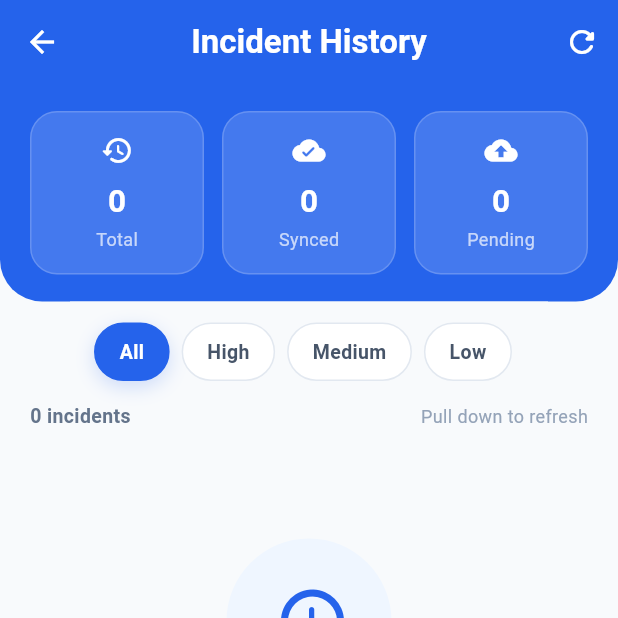
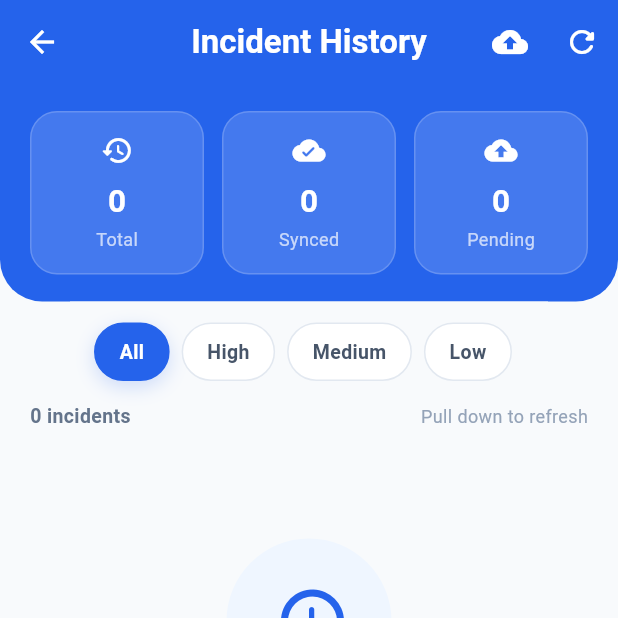
Before and after one commit to UIT4/Helper-First-Aid, a Flutter app: the screen it shows after launch, in the side drawer, after a tap on "Incident History", on a phone screen of 412 x 824 dp, the top half of it. Run offline on Flutter 3.47's test engine with Material 3 defaults, Android fonts, the phone set to English and light mode, and no system bars; our stand-ins replace geolocator, image_picker, shared_preferences, sqflite, sqflite_common_ffi; accounts and stored records are empty; network calls fail.

Commit message:
Add manual sync button and offline-safe sync handling

```diff
--- a/lib/features/history/incident_history_screen.dart
+++ b/lib/features/history/incident_history_screen.dart
@@ -1,5 +1,6 @@
 import 'package:flutter/material.dart';
 import '../../core/database/app_database.dart';
+import '../../core/network/sync_service.dart';
 
 class IncidentHistoryScreen extends StatefulWidget {
   const IncidentHistoryScreen({super.key});
@@ -163,9 +164,22 @@ class _IncidentHistoryScreenState extends State<IncidentHistoryScreen> {
         elevation: 0,
         iconTheme: const IconThemeData(color: Colors.white),
         actions: [
+
+          IconButton(
+            tooltip: 'Sync',
+            icon: const Icon(
+              Icons.cloud_upload_rounded,
+              color: Colors.white,
+            ),
+            onPressed: () async {
+              await SyncService.syncIncidents();
+              await _loadIncidents();
+            },
+          ),
+
           IconButton(
             tooltip: 'Refresh',
-            icon: const Icon(Icons.refresh_rounded, color: Colors.white),
+            icon: const Icon(Icons.refresh_rounded),
             onPressed: _loadIncidents,
           ),
         ],
```
